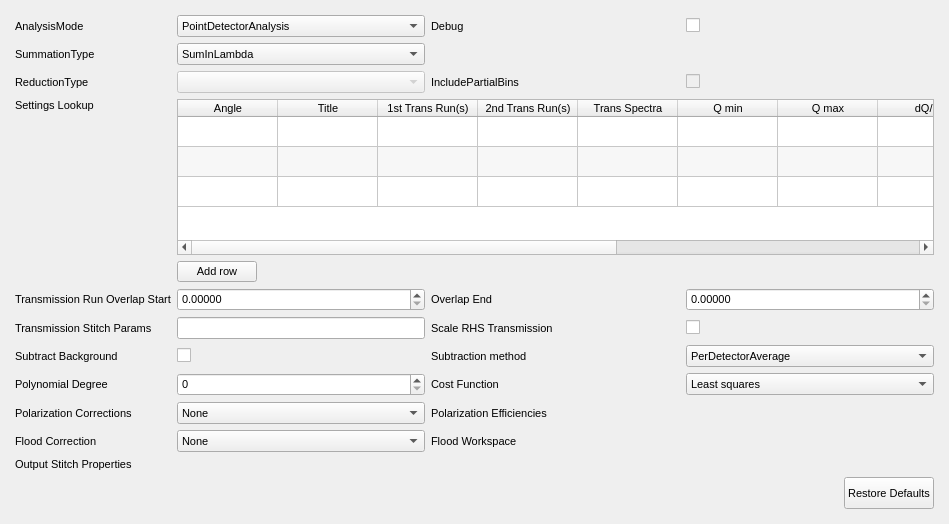
The window that qt/scientific_interfaces/ISISReflectometry/GUI/Experiment/ExperimentWidget.ui (mantidproject/mantid) describes before a commit, drawn with Qt 5.
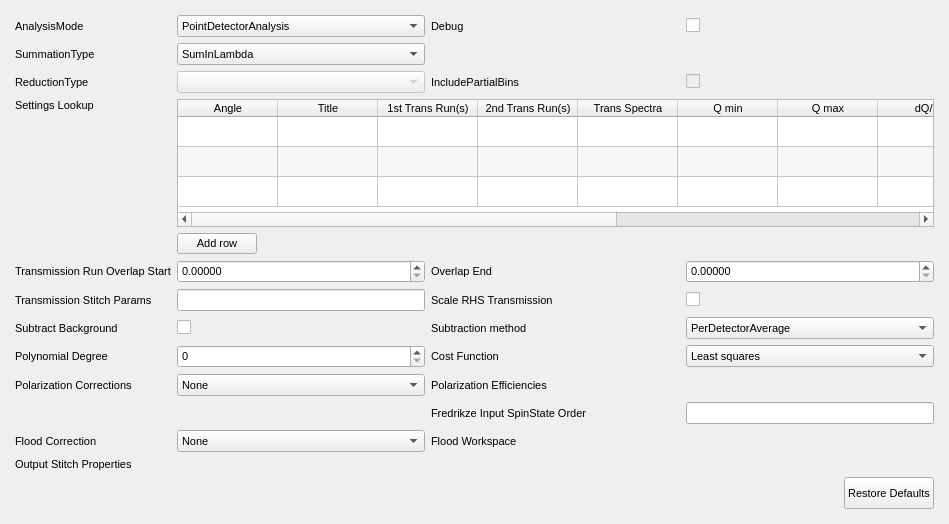
The same window after the commit.

Commit message: Allow User-Configured Input Spin State Orders From The GUI & Parameter File (#38783)

Diff of the .ui file:
```diff
--- a/qt/scientific_interfaces/ISISReflectometry/GUI/Experiment/ExperimentWidget.ui
+++ b/qt/scientific_interfaces/ISISReflectometry/GUI/Experiment/ExperimentWidget.ui
@@ -697,6 +697,29 @@
        </item>
       </widget>
      </item>
+     <item row="13" column="2">
+      <widget class="QLabel" name="polCorrFredrikzeSpinStateLabel">
+       <property name="minimumSize">
+        <size>
+         <width>117</width>
+         <height>0</height>
+        </size>
+       </property>
+       <property name="text">
+        <string>Fredrikze Input SpinState Order</string>
+       </property>
+      </widget>
+     </item>
+     <item row="13" column="3">
+      <widget class="QLineEdit" name="polCorrFredrikzeSpinStateEdit">
+       <property name="sizePolicy">
+        <sizepolicy hsizetype="Minimum" vsizetype="Fixed">
+         <horstretch>0</horstretch>
+         <verstretch>0</verstretch>
+        </sizepolicy>
+       </property>
+      </widget>
+     </item>
     </layout>
    </item>
   </layout>
```
The commit also changes 22 other files.
